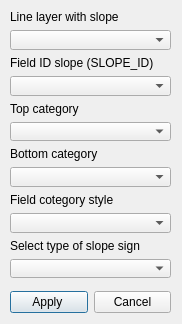
Before: the Qt Designer form slope_generator_dialog_base.ui in santerr80/slope_generator, drawn with Qt 5.
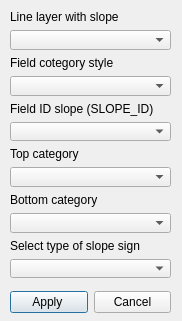
After: the same form once the commit is applied. Custom widgets are drawn as their Qt base class.

Patch:
```diff
--- a/slope_generator_dialog_base.ui
+++ b/slope_generator_dialog_base.ui
@@ -7,7 +7,7 @@
     <x>0</x>
     <y>0</y>
     <width>182</width>
-    <height>324</height>
+    <height>321</height>
    </rect>
   </property>
   <property name="windowTitle">
@@ -59,6 +59,16 @@
     <item>
      <widget class="QgsMapLayerComboBox" name="mMapLayerComboBox"/>
     </item>
+    <item>
+     <widget class="QLabel" name="label_3">
+      <property name="text">
+       <string>Field cotegory style</string>
+      </property>
+     </widget>
+    </item>
+    <item>
+     <widget class="QgsFieldComboBox" name="mCategorizationFieldComboBox"/>
+    </item>
     <item>
      <widget class="QLabel" name="label_layer_2">
       <property name="text">
@@ -89,16 +99,6 @@
     <item>
      <widget class="QComboBox" name="mBottomSlopeCategoryComboBox"/>
     </item>
-    <item>
-     <widget class="QLabel" name="label_3">
-      <property name="text">
-       <string>Field cotegory style</string>
-      </property>
-     </widget>
-    </item>
-    <item>
-     <widget class="QgsFieldComboBox" name="mCategorizationFieldComboBox"/>
-    </item>
     <item>
      <widget class="QLabel" name="label_2">
       <property name="text">
```
